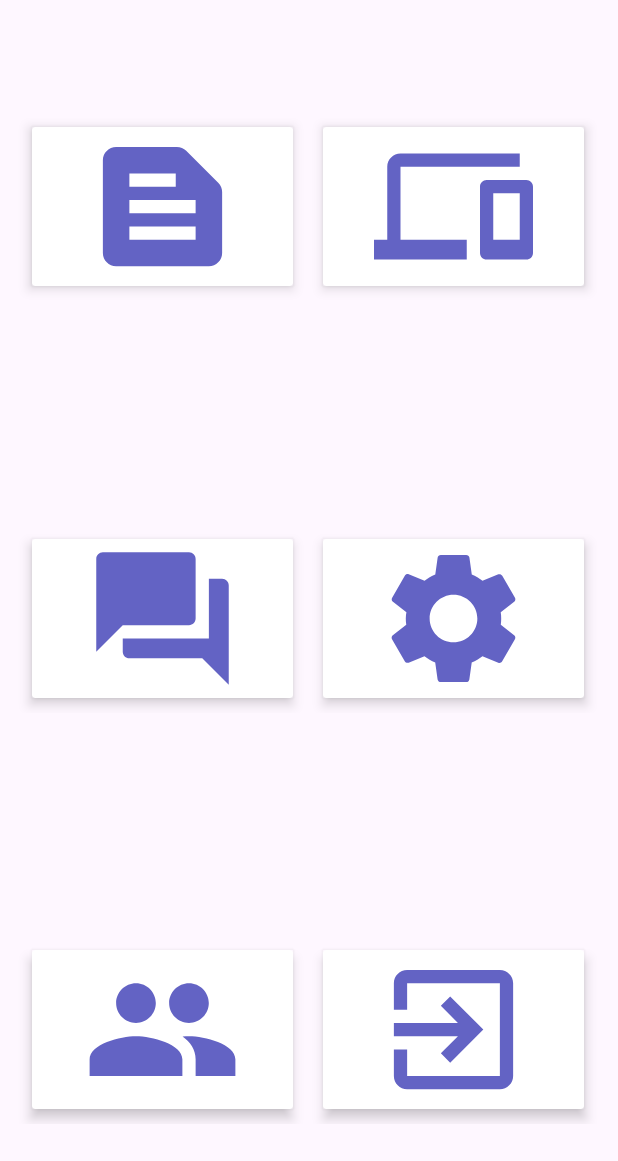
After one commit to thomasdinh/PrivaSeeKTV2, an Android app: the fragment home_fragment shown on its own in the app's theme, on a phone screen of 412 x 824 dp. The commit adds this screen. Shown: the top 1161 px of the screen. Run offline under Robolectric (Android 15) with nearby library versions, the phone set to English and light mode, and no system bars.

Commit message:
revamped App design

```diff
--- a/app/build.gradle
+++ b/app/build.gradle
@@ -41,6 +41,7 @@ dependencies {
     implementation 'com.google.android.material:material:1.9.0'
     implementation 'androidx.navigation:navigation-fragment-ktx:2.6.0'
     implementation 'androidx.navigation:navigation-ui-ktx:2.6.0'
+    implementation 'androidx.legacy:legacy-support-v4:1.0.0'
     testImplementation 'junit:junit:4.13.2'
     androidTestImplementation 'androidx.test.ext:junit:1.1.5'
     androidTestImplementation 'androidx.test.espresso:espresso-core:3.5.1'
--- a/app/src/main/AndroidManifest.xml
+++ b/app/src/main/AndroidManifest.xml
@@ -18,6 +18,7 @@
         android:theme="@style/Theme.PrivaSeeKTV2"
         tools:targetApi="31">
         <activity
+            android:theme="@style/Theme.AppCompat.Light.NoActionBar"
             android:name=".MainActivity"
             android:exported="true">
             <intent-filter>
--- /dev/null
+++ b/app/src/main/java/com/example/privaseektv2/home_fragment.kt
@@ -0,0 +1,20 @@
+package com.example.privaseektv2
+
+import android.os.Bundle
+import androidx.fragment.app.Fragment
+import android.view.LayoutInflater
+import android.view.View
+import android.view.ViewGroup
+
+class home_fragment : Fragment() {
+
+    override fun onCreateView(
+        inflater: LayoutInflater, container: ViewGroup?,
+        savedInstanceState: Bundle?
+    ): View? {
+        // Inflate the layout for this fragment
+        return inflater.inflate(R.layout.fragment_home_fragment, container, false)
+    }
+
+
+}
--- /dev/null
+++ b/app/src/main/res/drawable/baseline_home_24.xml
@@ -0,0 +1,5 @@
+<vector android:height="24dp" android:tint="#6363C4"
+    android:viewportHeight="24" android:viewportWidth="24"
+    android:width="24dp" xmlns:android="http://schemas.android.com/apk/res/android">
+    <path android:fillColor="@android:color/white" android:pathData="M10,20v-6h4v6h5v-8h3L12,3 2,12h3v8z"/>
+</vector>
--- /dev/null
+++ b/app/src/main/res/layout/fragment_home_fragment.xml
@@ -0,0 +1,165 @@
+<?xml version="1.0" encoding="utf-8"?>
+<RelativeLayout xmlns:android="http://schemas.android.com/apk/res/android"
+    xmlns:app="http://schemas.android.com/apk/res-auto"
+    xmlns:tools="http://schemas.android.com/tools"
+    android:layout_width="match_parent"
+    android:layout_height="match_parent"
+    tools:context=".home_fragment"
+    android:fitsSystemWindows="true"
+    >
+
+    <androidx.constraintlayout.widget.ConstraintLayout
+        android:layout_width="match_parent"
+        android:layout_height="match_parent">
+
+        <LinearLayout
+            android:id="@+id/linearLayout"
+            android:layout_width="408dp"
+            android:layout_height="146dp"
+            android:orientation="horizontal"
+            android:padding="10dp"
+            app:layout_constraintBottom_toTopOf="@+id/linearLayout3"
+            app:layout_constraintEnd_toEndOf="parent"
+            app:layout_constraintHorizontal_bias="0.333"
+            app:layout_constraintStart_toStartOf="parent"
+            app:layout_constraintTop_toTopOf="parent">
+
+            <androidx.cardview.widget.CardView
+                android:layout_width="0dp"
+                android:layout_height="wrap_content"
+                android:layout_margin="10dp"
+                android:layout_weight="1"
+                app:cardElevation="5dp"
+                app:cardMaxElevation="5dp">
+
+                <RelativeLayout
+                    android:layout_width="match_parent"
+                    android:layout_height="match_parent">
+
+                    <ImageView
+                        android:id="@+id/imageView_report"
+                        android:layout_width="match_parent"
+                        android:layout_height="match_parent"
+                        android:foregroundGravity="center"
+                        app:srcCompat="@drawable/report_icon" />
+                </RelativeLayout>
+            </androidx.cardview.widget.CardView>
+
+            <androidx.cardview.widget.CardView
+                android:layout_width="0dp"
+                android:layout_height="match_parent"
+                android:layout_margin="10dp"
+                android:layout_weight="1"
+                app:cardElevation="5dp">
+
+                <ImageView
+                    android:id="@+id/imageView8"
+                    android:layout_width="match_parent"
+                    android:layout_height="match_parent"
+                    app:srcCompat="@drawable/devices_icon" />
+            </androidx.cardview.widget.CardView>
+        </LinearLayout>
+
+        <LinearLayout
+            android:id="@+id/linearLayout3"
+            android:layout_width="408dp"
+            android:layout_height="146dp"
+            android:layout_marginTop="63dp"
+            android:layout_marginBottom="63dp"
+            android:orientation="horizontal"
+            android:padding="10dp"
+            app:layout_constraintBottom_toTopOf="@+id/linearLayout2"
+            app:layout_constraintEnd_toEndOf="parent"
+            app:layout_constraintHorizontal_bias="0.333"
+            app:layout_constraintStart_toStartOf="parent"
+            app:layout_constraintTop_toBottomOf="@+id/linearLayout">
+
+            <androidx.cardview.widget.CardView
+                android:layout_width="0dp"
+                android:layout_height="wrap_content"
+                android:layout_margin="10dp"
+                android:layout_weight="1"
+                app:cardElevation="5dp"
+                app:cardMaxElevation="5dp">
+
+                <RelativeLayout
+                    android:layout_width="match_parent"
+                    android:layout_height="match_parent">
+
+                    <ImageView
+                        android:id="@+id/imageView_survey"
+                        android:layout_width="match_parent"
+                        android:layout_height="match_parent"
+                        android:foregroundGravity="center"
+                        app:srcCompat="@drawable/survey_icon" />
+                </RelativeLayout>
+            </androidx.cardview.widget.CardView>
+
+            <androidx.cardview.widget.CardView
+                android:layout_width="0dp"
+                android:layout_height="match_parent"
+                android:layout_margin="10dp"
+                android:layout_weight="1"
+                app:cardElevation="5dp">
+
+                <ImageView
+                    android:id="@+id/imageView_settings"
+                    android:layout_width="match_parent"
+                    android:layout_height="match_parent"
+                    app:srcCompat="@drawable/settings_colored_icon" />
+            </androidx.cardview.widget.CardView>
+        </LinearLayout>
+
+        <LinearLayout
+            android:id="@+id/linearLayout2"
+            android:layout_width="408dp"
+            android:layout_height="146dp"
+            android:orientation="horizontal"
+            android:padding="10dp"
+            app:layout_constraintBottom_toBottomOf="parent"
+            app:layout_constraintEnd_toEndOf="parent"
+            app:layout_constraintHorizontal_bias="0.333"
+            app:layout_constraintStart_toStartOf="parent"
+            app:layout_constraintTop_toBottomOf="@+id/linearLayout3">
+
+            <androidx.cardview.widget.CardView
+                android:layout_width="0dp"
+                android:layout_height="wrap_content"
+                android:layout_margin="10dp"
+                android:layout_weight="1"
+                app:cardElevation="5dp"
+                app:cardMaxElevation="5dp">
+
+                <RelativeLayout
+                    android:layout_width="match_parent"
+                    android:layout_height="match_parent">
+
+                    <ImageView
+                        android:id="@+id/imageView_FAQ"
+                        android:layout_width="match_parent"
+                        android:layout_height="match_parent"
+                        android:foregroundGravity="center"
+                        app:srcCompat="@drawable/about_us" />
+                </RelativeLayout>
+            </androidx.cardview.widget.CardView>
+
+            <androidx.cardview.widget.CardView
+                android:layout_width="0dp"
+                android:layout_height="match_parent"
+                android:layout_margin="10dp"
+                android:layout_weight="1"
+                app:cardElevation="5dp">
+
+                <ImageView
+                    android:id="@+id/imageView_exit"
+                    android:layout_width="match_parent"
+                    android:layout_height="match_parent"
+                    app:srcCompat="@drawable/exit_app" />
+            </androidx.cardview.widget.CardView>
+        </LinearLayout>
+
+
+    </androidx.constraintlayout.widget.ConstraintLayout>
+
+
+</RelativeLayout>
```
Also changed, not shown: app/src/main/java/com/example/privaseektv2/Fragment_home.kt (deleted, +0 -11 lines), app/src/main/java/com/example/privaseektv2/fragment_scan.kt (deleted, +0 -59 lines), app/src/main/java/com/example/privaseektv2/scan_fragment.kt (added, +21 -0 lines), app/src/main/res/layout/activity_main.xml (+25 -173 lines), app/src/main/res/layout/fragment_home.xml (deleted, +0 -69 lines), app/src/main/res/layout/fragment_scan.xml (deleted, +0 -23 lines), app/src/main/res/layout/scan_fragment.xml (added, +27 -0 lines), app/src/main/res/menu/main_menu.xml (+10 -7 lines), app/src/main/res/navigation/nav_graph.xml (+1 -8 lines).
